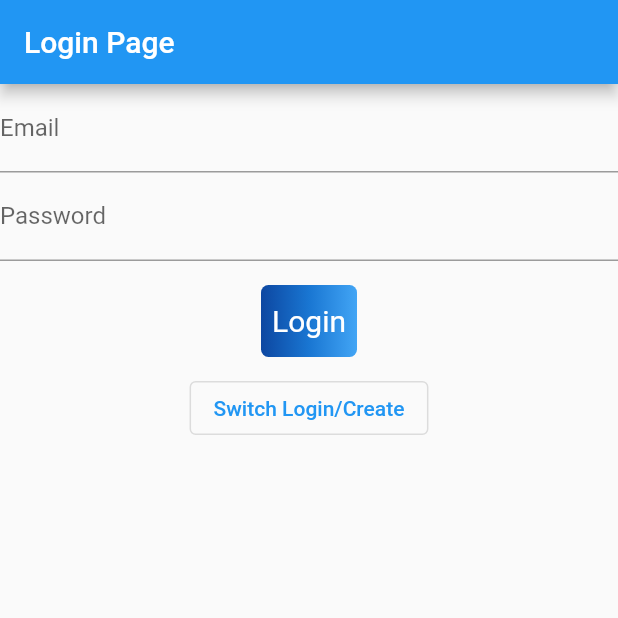
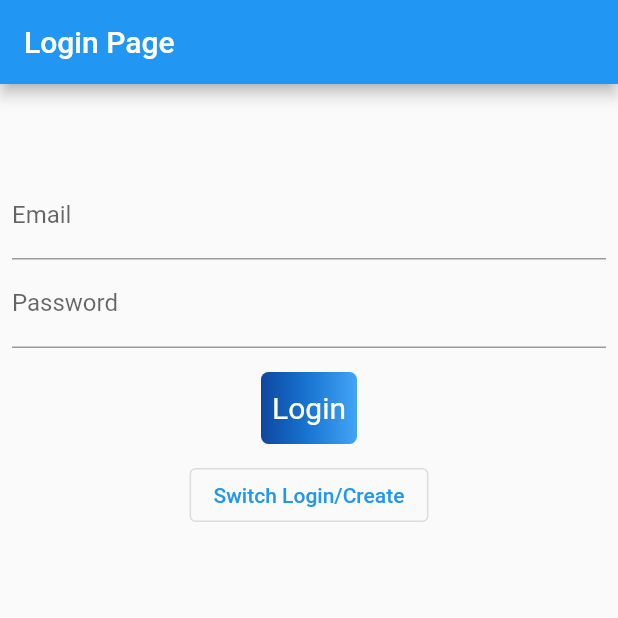
Before and after one commit to abidwali/flutter_quiz_app, a Flutter app: the screen it shows after launch, on a phone screen of 412 x 824 dp, the top half of it. Run offline on Flutter 3.47's test engine with Material 2 defaults, Android fonts, the phone set to English and light mode, and no system bars; our stand-ins replace firebase_auth, firebase_core; accounts and stored records are empty; Roboto replaces fonts that are missing (quick).

Commit message:
added padding in login screen

```diff
--- a/lib/screens/login_screen.dart
+++ b/lib/screens/login_screen.dart
@@ -49,8 +49,12 @@ class _LoginPageState extends State<LoginPage> {
         title: const Text("Login Page"),
       ),
       body: SingleChildScrollView(
+        child: Padding(
+          padding: const EdgeInsets.all(8.0),
           child: Column(
+
             children: [
+              const SizedBox(height: 50,),
               TextFormField(
                 controller: _controllerEmail,
                 decoration: const InputDecoration(labelText: "Email"),
@@ -106,6 +110,7 @@ class _LoginPageState extends State<LoginPage> {
             ],
           ),
         ),
+      ),
     );
   }
 }
```
Lines whose indentation alone changed are shown as unchanged.
